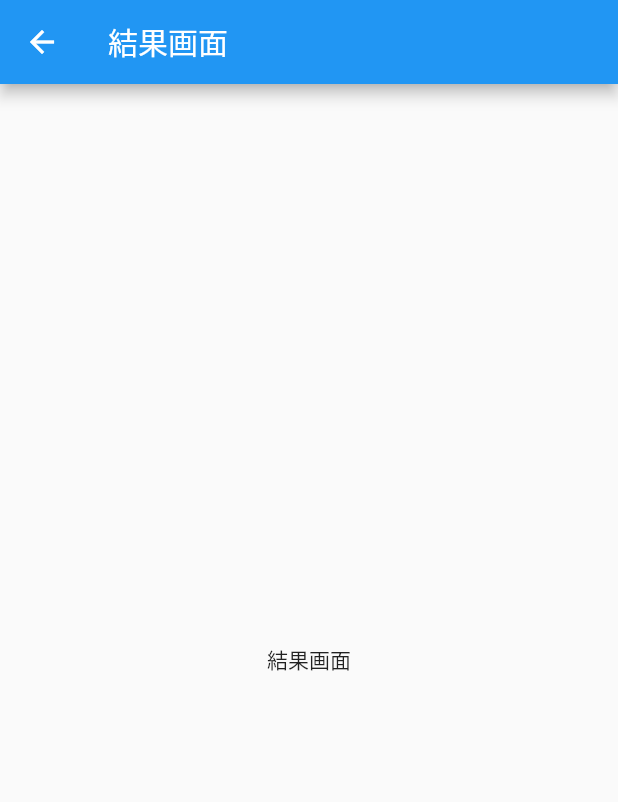
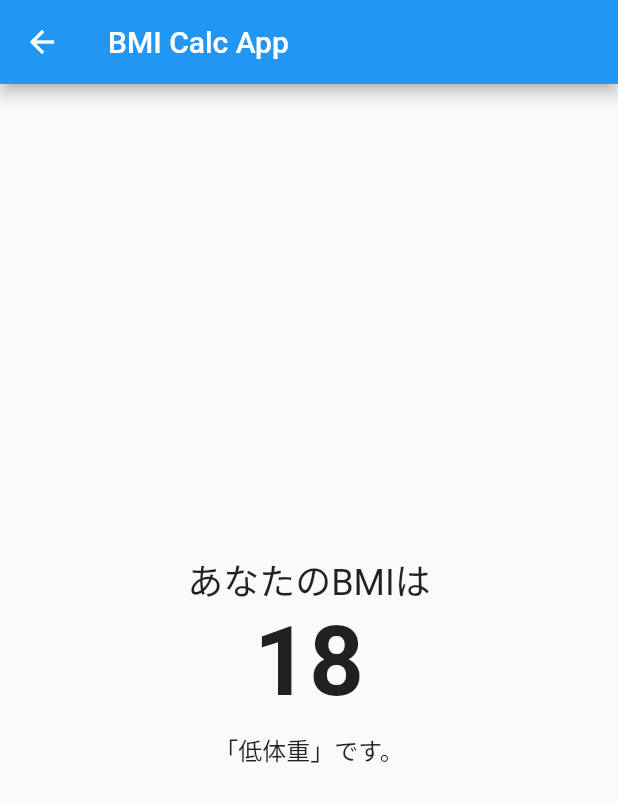
Before and after one commit to shmzzzz/calc_bmi_app, a Flutter app: the ResultScreen screen opened directly, on a phone screen of 412 x 824 dp. Shown: the top 802 px of the screen. Run offline on Flutter 3.47's test engine with Material 2 defaults, Android fonts, the light colour scheme and no system bars.

Commit message:
💄 固定文言で表示できるようにする

```diff
--- a/lib/screen/result_screen.dart
+++ b/lib/screen/result_screen.dart
@@ -7,11 +7,33 @@
   Widget build(BuildContext context) {
     return Scaffold(
       appBar: AppBar(
-        title: const Text('結果画面'),
+        title: const Text('BMI Calc App'),
       ),
-      body: const Center(
+      body: Center(
         // 画面全体のColumn
-        child: Text('結果画面'),
+        child: Column(
+          mainAxisAlignment: MainAxisAlignment.center,
+          children: const [
+            Text(
+              'あなたのBMIは',
+              style: TextStyle(fontSize: 24),
+            ),
+            Text(
+              '18',
+              style: TextStyle(
+                // TODO: 結果によって色を変更する
+                fontSize: 64,
+                fontWeight: FontWeight.bold,
+              ),
+            ),
+            SizedBox(height: 8),
+            Text(
+              // TODO: 計算結果によって文言を変更する
+              '「低体重」です。',
+              style: TextStyle(fontSize: 16),
+            ),
+          ],
+        ),
       ),
     );
   }
```
